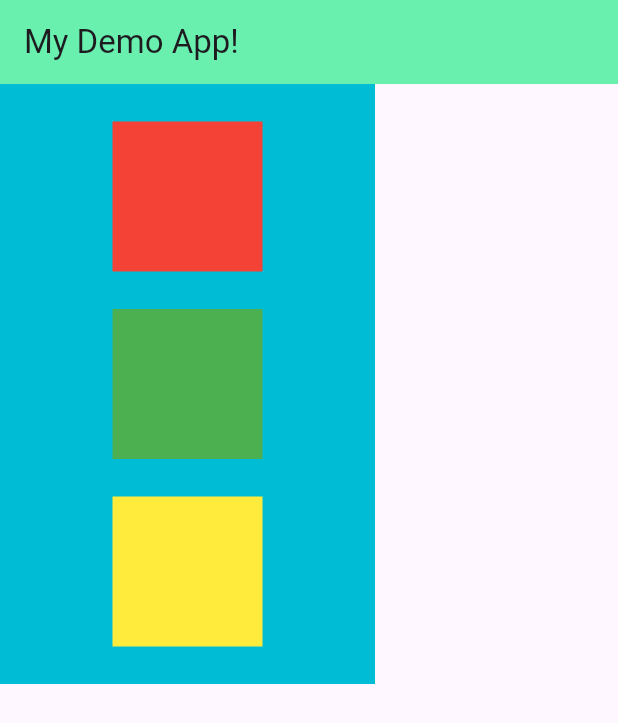
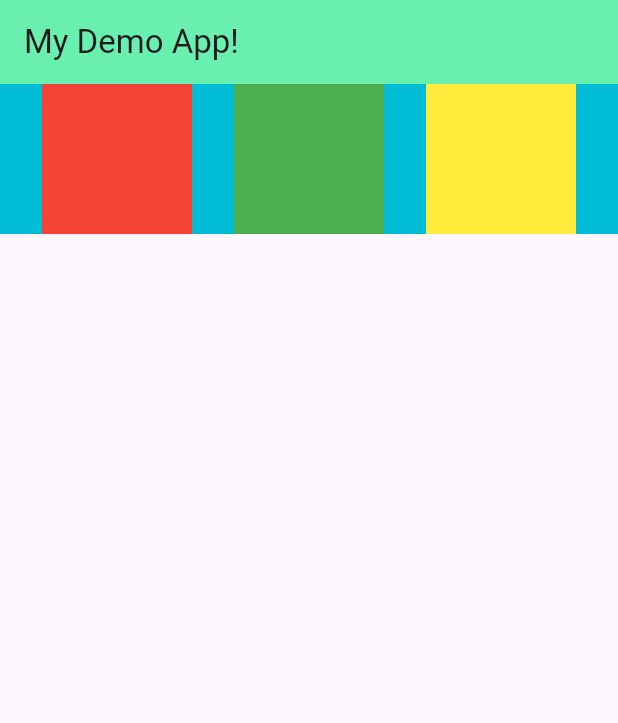
Before and after one commit to SunilKumarYadav1991/Flutter-Fundamental, a Flutter app: the screen it shows after launch, on a phone screen of 412 x 824 dp. Shown: the top 723 px of the screen. Run offline on Flutter 3.47's test engine with Material 3 defaults, Android fonts, the phone set to English and light mode, and no system bars.

Commit message:
Chapter 2 complete

```diff
--- a/demo_flutter_project/lib/main.dart
+++ b/demo_flutter_project/lib/main.dart
@@ -26,12 +26,12 @@ class HomePage extends StatelessWidget {
         backgroundColor: Colors.greenAccent,                     /* Need to add color as default banner is white color */
       ),
       body: Container(                                             /* body: Container() Centre will force all widgets under body in centre of screen*/
-        height: 400,
-        width: 250,
+        height: 100,
+        //width: 250,
         color: Colors.cyan,
-        child: Column(                                                /* Row will hold box container widgethorizontally and Column() in vertical*/
+        child: Row(                                                /* Row() will hold box container widgethorizontally and Column() in vertical*/
           mainAxisAlignment: MainAxisAlignment.spaceEvenly,
-          crossAxisAlignment: CrossAxisAlignment.center,
+          crossAxisAlignment: CrossAxisAlignment.stretch,
           mainAxisSize: MainAxisSize.max,                           /* Inherits from parent i.e. Container() in this case*/
           children: [
             Container(                                              /* Each container has either one child or multiple children*/
```
